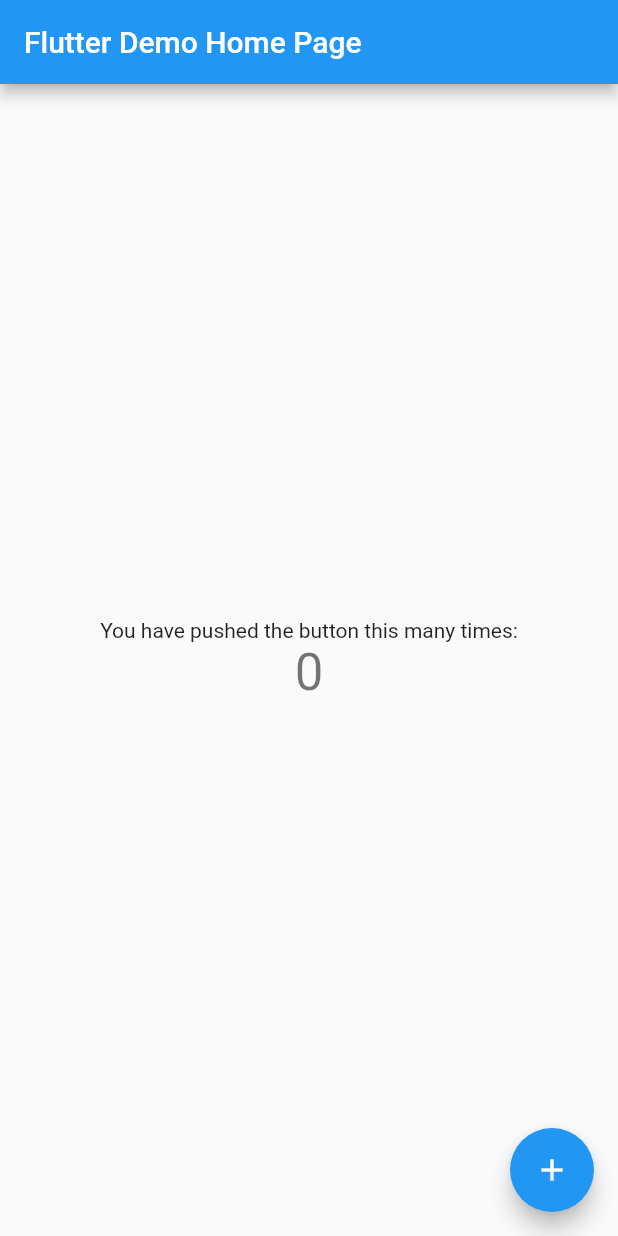
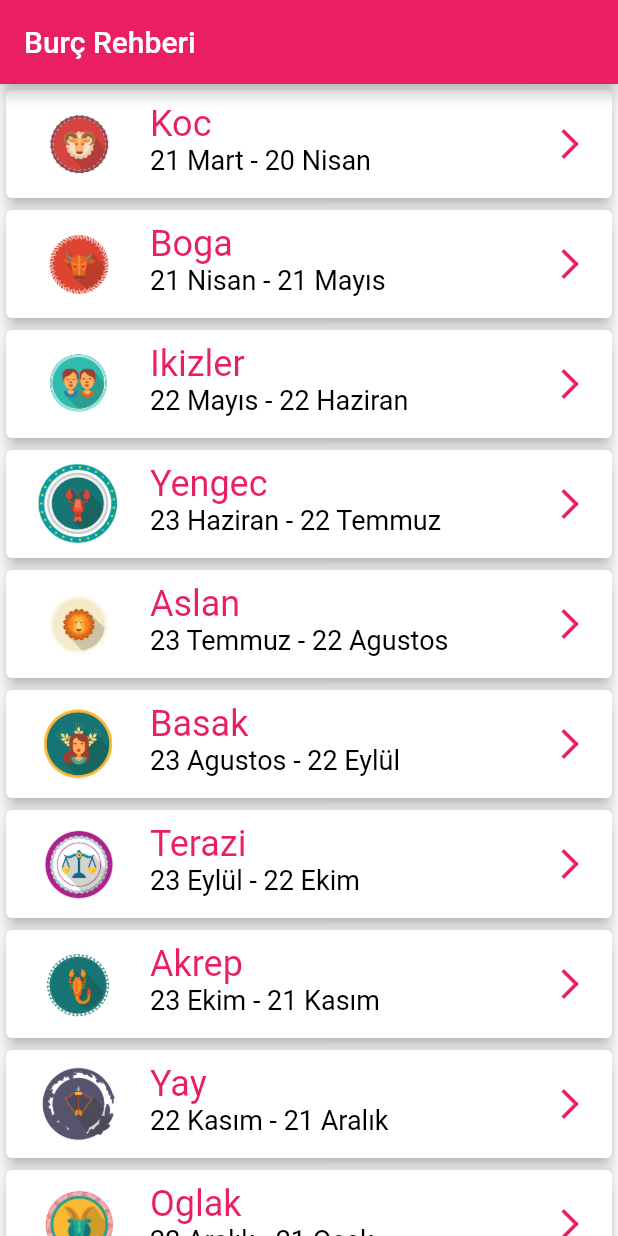
Before and after one commit to bukanevefiore/BurcRehberi, a Flutter app: the screen it shows after launch, on a phone screen of 412 x 824 dp. Run offline on Flutter 3.47's test engine with Material 2 defaults, Android fonts, the phone set to English and light mode, and no system bars.

Commit message:
burç list

```diff
--- /dev/null
+++ b/burcrehberi/lib/burc_detay.dart
@@ -0,0 +1,8 @@
+import 'package:flutter/material.dart';
+
+class BurcDetay extends StatelessWidget {
+  @override
+  Widget build(BuildContext context) {
+    return Container();
+  }
+}
--- /dev/null
+++ b/burcrehberi/lib/burc_liste.dart
@@ -0,0 +1,81 @@
+import 'package:burcrehberi/utils/strings.dart';
+import 'package:flutter/material.dart';
+
+import 'models/burc.dart';
+
+class BurcListesi extends StatelessWidget {
+  List<Burc> tumBurclar;
+
+  @override
+  Widget build(BuildContext context) {
+    tumBurclar = veriKaynaginiHazirla();
+
+    return Scaffold(
+      appBar: AppBar(
+        title: Text("Burç Rehberi"),
+      ),
+      body: burcListele(),
+    );
+  }
+
+  List<Burc> veriKaynaginiHazirla() {
+    List<Burc> burclar = [];
+
+    for (int i = 0; i < 12; i++) {
+      String kucukResim = Strings.BURC_ADLARI[i].toLowerCase() + "${i + 1}.png";
+      String buyukResim =
+          Strings.BURC_ADLARI[i].toLowerCase() + "_buyuk" + "${i + 1}.png";
+
+      Burc eklenecekBurc = Burc(
+          Strings.BURC_ADLARI[i],
+          Strings.BURC_TARIHLERI[i],
+          Strings.BURC_GENEL_OZELLIKLERI[i],
+          kucukResim,
+          buyukResim);
+      burclar.add(eklenecekBurc);
+    }
+
+    return burclar;
+  }
+
+  Widget burcListele() {
+    return ListView.builder(
+      itemBuilder: (BuildContext context, int index) {
+        return tekSatirBurc(context, index);
+      },
+      itemCount: tumBurclar.length,
+    );
+  }
+
+  Widget tekSatirBurc(BuildContext context, int index) {
+    Burc oAnListeyeEklenenBurc = tumBurclar[index];
+
+    return Card(
+      elevation: 4,
+      child: ListTile(
+        leading: Image.asset(
+          "images/" + oAnListeyeEklenenBurc.burcKucukResim,
+          width: 64,
+          height: 64,
+        ),
+        title: Text(
+          oAnListeyeEklenenBurc.burcAdi,
+          style: TextStyle(
+            fontSize: 24,
+            fontWeight: FontWeight.w400,
+            color: Colors.pink.shade500,
+          ),
+        ),
+        subtitle: Text(
+          oAnListeyeEklenenBurc.burcTarihi,
+          style: TextStyle(
+            fontSize: 18,
+            fontWeight: FontWeight.w400,
+            color: Colors.black,
+          ),
+        ),
+        trailing: Icon(Icons.arrow_forward_ios,color: Colors.pink,),
+      ),
+    );
+  }
+}
--- a/burcrehberi/lib/main.dart
+++ b/burcrehberi/lib/main.dart
@@ -1,113 +1,25 @@
+import 'package:burcrehberi/burc_liste.dart';
+import 'package:burcrehberi/models/burc.dart';
+import 'package:burcrehberi/utils/strings.dart';
 import 'package:flutter/material.dart';
 
-void main() {
-  runApp(MyApp());
-}
+void main() => runApp(MyApp());
+
 
 class MyApp extends StatelessWidget {
-  // This widget is the root of your application.
-  @override
-  Widget build(BuildContext context) {
-    return MaterialApp(
-      title: 'Flutter Demo',
-      theme: ThemeData(
-        // This is the theme of your application.
-        //
-        // Try running your application with "flutter run". You'll see the
-        // application has a blue toolbar. Then, without quitting the app, try
-        // changing the primarySwatch below to Colors.green and then invoke
-        // "hot reload" (press "r" in the console where you ran "flutter run",
-        // or simply save your changes to "hot reload" in a Flutter IDE).
-        // Notice that the counter didn't reset back to zero; the application
-        // is not restarted.
-        primarySwatch: Colors.blue,
-      ),
-      home: MyHomePage(title: 'Flutter Demo Home Page'),
-    );
-  }
-}
-
-class MyHomePage extends StatefulWidget {
-  MyHomePage({Key key, this.title}) : super(key: key);
-
-  // This widget is the home page of your application. It is stateful, meaning
-  // that it has a State object (defined below) that contains fields that affect
-  // how it looks.
-
-  // This class is the configuration for the state. It holds the values (in this
-  // case the title) provided by the parent (in this case the App widget) and
-  // used by the build method of the State. Fields in a Widget subclass are
-  // always marked "final".
-
-  final String title;
-
-  @override
-  _MyHomePageState createState() => _MyHomePageState();
-}
-
-class _MyHomePageState extends State<MyHomePage> {
-  int _counter = 0;
-
-  void _incrementCounter() {
-    setState(() {
-      // This call to setState tells the Flutter framework that something has
-      // changed in this State, which causes it to rerun the build method below
-      // so that the display can reflect the updated values. If we changed
-      // _counter without calling setState(), then the build method would not be
-      // called again, and so nothing would appear to happen.
-      _counter++;
-    });
-  }
 
   @override
   Widget build(BuildContext context) {
-    // This method is rerun every time setState is called, for instance as done
-    // by the _incrementCounter method above.
-    //
-    // The Flutter framework has been optimized to make rerunning build methods
-    // fast, so that you can just rebuild anything that needs updating rather
-    // than having to individually change instances of widgets.
-    return Scaffold(
-      appBar: AppBar(
-        // Here we take the value from the MyHomePage object that was created by
-        // the App.build method, and use it to set our appbar title.
-        title: Text(widget.title),
+
+    WidgetsApp.debugAllowBannerOverride=false;
+    return MaterialApp(
+      title: "Burç Rehberi",
+      theme: ThemeData(
+        primarySwatch: Colors.pink,
       ),
-      body: Center(
-        // Center is a layout widget. It takes a single child and positions it
-        // in the middle of the parent.
-        child: Column(
-          // Column is also a layout widget. It takes a list of children and
-          // arranges them vertically. By default, it sizes itself to fit its
-          // children horizontally, and tries to be as tall as its parent.
-          //
-          // Invoke "debug painting" (press "p" in the console, choose the
-          // "Toggle Debug Paint" action from the Flutter Inspector in Android
-          // Studio, or the "Toggle Debug Paint" command in Visual Studio Code)
-          // to see the wireframe for each widget.
-          //
-          // Column has various properties to control how it sizes itself and
-          // how it positions its children. Here we use mainAxisAlignment to
-          // center the children vertically; the main axis here is the vertical
-          // axis because Columns are vertical (the cross axis would be
-          // horizontal).
-          mainAxisAlignment: MainAxisAlignment.center,
-          children: <Widget>[
-            Text(
-              'You have pushed the button this many times:',
-            ),
-            Text(
-              '$_counter',
-              style: Theme.of(context).textTheme.headline4,
-            ),
-          ],
-        ),
-      ),
-      floatingActionButton: FloatingActionButton(
-        onPressed: _incrementCounter,
-        tooltip: 'Increment',
-        child: Icon(Icons.add),
-      ), // This trailing comma makes auto-formatting nicer for build methods.
+      home: BurcListesi(),
     );
   }
+
+
 }
--- /dev/null
+++ b/burcrehberi/lib/models/burc.dart
@@ -0,0 +1,43 @@
+import 'package:flutter/material.dart';
+
+class Burc {
+
+  String _burcAdi;
+  String _burcTarihi;
+  String _burcDetayi;
+  String _burcKucukResim;
+  String _burcBuyukResim;
+
+  Burc(this._burcAdi, this._burcTarihi, this._burcDetayi, this._burcKucukResim,
+      this._burcBuyukResim);
+
+  String get burcBuyukResim => _burcBuyukResim;
+
+  set burcBuyukResim(String value) {
+    _burcBuyukResim = value;
+  }
+
+  String get burcKucukResim => _burcKucukResim;
+
+  set burcKucukResim(String value) {
+    _burcKucukResim = value;
+  }
+
+  String get burcDetayi => _burcDetayi;
+
+  set burcDetayi(String value) {
+    _burcDetayi = value;
+  }
+
+  String get burcTarihi => _burcTarihi;
+
+  set burcTarihi(String value) {
+    _burcTarihi = value;
+  }
+
+  String get burcAdi => _burcAdi;
+
+  set burcAdi(String value) {
+    _burcAdi = value;
+  }
+}
--- /dev/null
+++ b/burcrehberi/lib/utils/strings.dart
@@ -0,0 +1,237 @@
+class Strings {
+  static const String APP_NAME = "Burç Rehberi";
+
+  static const List<String> BURC_ADLARI = [
+    "Koc",
+    "Boga",
+    "Ikizler",
+    "Yengec",
+    "Aslan",
+    "Basak",
+    "Terazi",
+    "Akrep",
+    "Yay",
+    "Oglak",
+    "Kova",
+    "Balik"
+  ];
+
+  static const List<String> BURC_TARIHLERI = [
+    "21 Mart - 20 Nisan",
+    "21 Nisan - 21 Mayıs",
+    "22 Mayıs - 22 Haziran",
+    "23 Haziran - 22 Temmuz",
+    "23 Temmuz - 22 Agustos",
+    "23 Agustos - 22 Eylül",
+    "23 Eylül - 22 Ekim",
+    "23 Ekim - 21 Kasım",
+    "22 Kasım - 21 Aralık",
+    "22 Aralık - 21 Ocak",
+    "22 Ocak - 19 Subat",
+    "20 Subat - 20 Mart"
+  ];
+
+  static const List<String> BURC_GENEL_OZELLIKLERI =[
+    "\tGenel Özellikler\n\n"
+        "\tYönetici yıldızınız: Mars\n\n"
+        "\tGrubunuz: Ateş\n\n"
+        "\tUğurlu gününüz: Salı\n\n"
+        "\tUğurlu sayınız: 8\n\n"
+        "\tUğurlu renginiz: Ateş kırmızısı\n\n"
+        "\tUğurlu taşlarınız: Opal, elmas, safir\n\n"
+        "\tUğurlu çicekleriniz: Lale, papatya\n\n"
+        "\tUğurlu kokularınız: Manolya, lavanta, ıtır\n\n"
+        "\tOlumlu özelliğiniz: Cesaret\n\n"
+        "\tOlumsuz özelliğiniz: Acelecilik\n\n"
+        "\tAnlaştığınız burçlar:Aslan, Yay\n\n"
+        "\tAnlaşamadığınız burçlar: Yengeç, Terazi, Oğlak\n\n"
+        "\tBaşarılı olacağınız meslekler: Politikacılık, yöneticilik, işletmecilik, mühendislik, ressamlık, müzisyenlik, oyunculuk\n\n"
+        "\tBurcunuzdan olan ünlüler: Fatih Sultan Mehmet,Sakıp Sabancı, Descartes, Charlie Chaplin, Vincent Van Gogh, Zeki Alasya\n\n",
+
+    "\tGenel Özellikler\n\n"
+        "\tYönetici yıldızınız: Venüs\n\n"
+        "\tGrubunuz: Toprak\n\n"
+        "\tUğurlu gününüz: Cuma\n\n"
+        "\tUğurlu sayınız: 6\n\n"
+        "\tUğurlu renginiz: Pastel Mavi, Lila\n\n"
+        "\tUğurlu taşlarınız: Krizokol, Turkuaz, Safir\n\n"
+        "\tUğurlu çicekleriniz: Kırmızı gül, pembe karanfil ve şebboy\n\n"
+        "\tUğurlu kokularınız: Karanfil, elma çiçeği\n\n"
+        "\tOlumlu özelliğiniz: Güvenilirlik\n\n"
+        "\tOlumsuz özelliğiniz: İnatçılık\n\n"
+        "\tAnlaştığınız burçlar: Yengeç, Balık\n\n"
+        "\tAnlaşamadığınız burçlar: Kova, Aslan, Akrep\n\n"
+        "\tBaşarılı olacağınız meslekler: Askerlik, doktorluk, mimarlık, mühendislik, bankacılık\n\n"
+        "\tBurcunuzdan olan ünlüler:  Nükhet Duru, Öztürk Serengil, Salvadore Dali, Karl Marks, Lenin, Sigmund Freud, Shakespare\n\n",
+
+    "\tGenel Özellikler\n\n"
+
+        "\tYönetici yıldızınız: Merkür\n\n"
+        "\tGrubunuz: Hava\n\n"
+        "\tUğurlu gününüz: Çarşamba\n\n"
+        "\tUğurlu sayınız: 5\n\n"
+        "\tUğurlu renginiz: Sarı\n\n"
+        "\tUğurlu taşlarınız: Kuvars, Akik, Turkuaz\n\n"
+        "\tUğurlu çicekleriniz: Çiğdem, mimoza\n\n"
+        "\tUğurlu kokularınız: Gardenya, sümbül, yasemin\n\n"
+        "\tOlumlu özelliğiniz: Konuşkan olmak\n\n"
+        "\tOlumsuz özelliğiniz: Kararsızlık\n\n"
+        "\tAnlaştığınız burçlar: Terazi, Kova, Aslan\n\n"
+        "\tAnlaşamadığınız burçlar: Başak, Yay\n\n"
+        "\tBaşarılı olacağınız meslekler: Yazarlık, bankacılık, avukatlık, gazetecilik, edebiyatçı\n\n"
+        "\tBurcunuzdan olan ünlüler: Adile Naşit, Bülent Ecevit, John F. Kennedy, John Wayne, Schumann\n\n",
+
+
+
+    "\tGenel Özellikler\n\n"
+        "\tYönetici yıldızınız: Ay\n\n"
+        "\tGrubunuz: Su\n\n"
+        "\tUğurlu gününüz: Pazartesi\n\n"
+        "\tUğurlu sayınız: 2\n\n"
+        "\tUğurlu renginiz: Beyaz\n\n"
+        "\tUğurlu taşlarınız: Ametist, Pembe kuvars\n\n"
+        "\tUğurlu çicekleriniz: Nilüfer, beyaz gül, zambak\n\n"
+        "\tUğurlu kokularınız: Misk, müge, leylak\n\n"
+        "\tOlumlu özelliğiniz: Sabırlı olmak\n\n"
+        "\tOlumsuz özelliğiniz: Dikkatsizlik\n\n"
+        "\tAnlaştığınız burçlar: Boğa, Balık\n\n"
+        "\tAnlaşamadığınız burçlar: Koç, Aslan, Kova\n\n"
+        "\tBaşarılı olacağınız meslekler: Eczacılık, turizm, pilotluk, kimyagerlik\n\n"
+        "\tBurcunuzdan olan ünlüler: Sezen Aksu, Türkan Şoray, Louis Armstrong, Tom Cruise, Giorgio Armani, Lady Diana\n\n",
+
+    "\tGenel Özellikler\n\n"
+        "\tYönetici yıldızınız: Güneş\n\n"
+        "\tGrubunuz: Ateş\n\n"
+        "\tUğurlu gününüz: Pazartesi\n\n"
+        "\tUğurlu sayınız: 1\n\n"
+        "\tUğurlu renginiz: Sarı\n\n"
+        "\tUğurlu taşlarınız: Sardoniks, Peridot, Krizolit\n\n"
+        "\tUğurlu çicekleriniz: Kırmızı gül, sarı krizantem ve orkide\n\n"
+        "\tUğurlu kokularınız: Misk, portakal çiçeği ve gül\n\n"
+        "\tOlumlu özelliğiniz: Cömertlik\n\n"
+        "\tOlumsuz özelliğiniz: Kendini beğenmişlik\n\n"
+        "\tAnlaştığınız burçlar: Koç, Yay\n\n"
+        "\tAnlaşamadığınız burçlar: Boğa, Akrep, Kova\n\n"
+        "\tBaşarılı olacağınız meslekler: Askerlik, doktorluk, yöneticilik\n\n"
+        "\tBurcunuzdan olan ünlüler: Uğur Mumcu, Gönül Yazar, Neil Armstrong, Benito Mussolini, Fidel Castro, Henry Ford, Madonna\n\n",
+
+    "\tGenel Özellikler\n\n"
+        "\tYönetici yıldızınız: Merkür\n\n"
+        "\tGrubunuz: Toprak\n\n"
+        "\tUğurlu gününüz: Çarşamba\n\n"
+        "\tUğurlu sayınız: 5\n\n"
+        "\tUğurlu renginiz: Kobalt mavisi\n\n"
+        "\tUğurlu taşlarınız: Ametist, Akik, Yeşim Taşı, Zümrüt\n\n"
+        "\tUğurlu çicekleriniz: Açelya, sarı menekşe, lavanta çiçeği\n\n"
+        "\tUğurlu kokularınız: Leylak, limon ve sardunya\n\n"
+        "\tOlumlu özelliğiniz: Titizlik\n\n"
+        "\tOlumsuz özelliğiniz: Çekingenlik\n\n"
+        "\tAnlaştığınız burçlar: Boğa, Oğlak\n\n"
+        "\tAnlaşamadığınız burçlar: İkizler, Yay, Balık\n\n"
+        "\tBaşarılı olacağınız meslekler: Edebiyat alanı, yazarlık, eczacılık, muhasebecilik , araştırmacılık\n\n"
+        "\tBurcunuzdan olan ünlüler: Büyük İskender, Uğur Dündar, Sophia Loren, Michael Jackson, Vitali Hakko, Richard Gere, Sean Connery\n\n",
+
+    "\tGenel Özellikler\n\n"
+        "\tYönetici yıldızınız: Venüs\n\n"
+        "\tGrubunuz: Hava\n\n"
+        "\tUğurlu gününüz: Cuma\n\n"
+        "\tUğurlu sayınız: 6\n\n"
+        "\tUğurlu renginiz: Turkuaz ve mat renkler\n\n"
+        "\tUğurlu taşlarınız: Lapis Lazuli, Mercan, Opal\n\n"
+        "\tUğurlu çicekleriniz: Pembe krizantem, pembe gül\n\n"
+        "\tUğurlu kokularınız: Gardenya, yasemin ve orkide\n\n"
+        "\tOlumlu özelliğiniz: Zariflik\n\n"
+        "\tOlumsuz özelliğiniz: Gösteriş meraklısı olmak\n\n"
+        "\tAnlaştığınız burçlar: İkizler, Kova\n\n"
+        "\tAnlaşamadığınız burçlar: Koç, Yengeç, Oğlak\n\n"
+        "\tBaşarılı olacağınız meslekler: Müzisyenlik, ressamlık, mimarlık, bankacılık, politikacılık, hukukçuluk, heykeltraşlık\n\n"
+        "\tBurcunuzdan olan ünlüler: Cem Özer, Hülya Avşar, Cervantes, Oscar Wilde, Pavorotti, Turgut Özal, Pavorotti, Jimmy Carter\n\n",
+
+    "\t Genel Özellikler\n\n"
+        "\t Yönetici yıldızınız: Mars-Plüton\n\n"
+        "\t Grubunuz: Su\n\n"
+        "\t Uğurlu gününüz: Salı\n\n"
+        "\t Uğurlu sayınız: 9\n\n"
+        "\t Uğurlu renginiz: Kırmızı ve siyah\n\n"
+        "\t Uğurlu taşlarınız: Akuamarin, Lapis Lazuli, Opal\n\n"
+        "\t Uğurlu çiçekleriniz: Kırmızı karanfil, hanımeli, ateş çiçeği\n\n"
+        "\t Uğurlu kokularınız: Misk, manolya\n\n"
+        "\t Olumlu özelliğiniz: Kararlılık\n\n"
+        "\t Olumsuz özelliğiniz: Merhametsizlik ve ihmarkarlık\n\n"
+        "\t Anlaştığınız burçlar: Yengeç, Balık\n\n"
+        "\t Anlaşamadığınız burçlar: Boğa, Aslan, Kova\n\n"
+        "\t Başarılı olacağınız meslekler: Yöneticilik, mühendislik, komutanlık, yazarlık, müzisyenlik, gazetecilik\n\n"
+        "\t Burcunuzdan olan ünlüler: Süleyman Demirel, Maradona, Pablo Picasso, Prenses Charles, Indra Gandhi, Alfred Nobel\n\n",
+
+    "\tGenel Özellikler\n\n"
+        "\t Yönetici yıldızınız: Jüpiter\n\n"
+        "\t Grubunuz: Ateş\n\n"
+        "\t Uğurlu gününüz: Perşembe\n\n"
+        "\t Uğurlu sayınız: 3\n\n"
+        "\t Uğurlu renginiz: Mor ve koyu mavi\n\n"
+        "\t Uğurlu taşlarınız: Obsidyen, Krizolit, Topaz\n\n"
+        "\tUğurlu çicekleriniz: Leylak, mor menekşe\n\n"
+        "\t  Uğurlu kokularınız: Nergis, menekşe, zambak\n\n"
+        "\t  Olumlu özelliğiniz: Girişimcilik\n\n"
+        "\t  Olumsuz özelliğiniz: Başkalarını küçümsemek\n\n"
+        "\t Anlaştığınız burçlar: Koç, Aslan\n\n"
+        "\t Anlaşamadığınız burçlar: İkizler, Başak, Balık\n\n"
+        "\t Başarılı olacağınız meslekler: Politikacılık, hukukçu, araştırmacılık, bankacılık, öğretmenlik\n\n"
+        "\tBurcunuzdan olan ünlüler:  Mehmet Ali Birand, Zeki Müren, Walt Disney, Winston Churchill, Ludwig van Beethoven, Mark Twain\n\n",
+
+    "\tGenel Özellikler\n\n"
+
+        "\t Yönetici yıldızınız: Satürn\n\n"
+        "\t Grubunuz: Toprak\n\n"
+        "\t Uğurlu gününüz: Cumartesi\n\n"
+        "\t  Uğurlu sayınız: 8\n\n"
+        "\t Uğurlu renginiz: Koyu kahverengi ve gri\n\n"
+        "\t Uğurlu taşlarınız: Kuvars, Yakut, Kehribar\n\n"
+        "\t  Uğurlu çicekleriniz: Siyah gül, kadife çiçeği, kamelya\n\n"
+        "\t Uğurlu kokularınız: Kamelya, cam, fulya\n\n"
+        "\t  Olumlu özelliğiniz: Kararlılık ve sağlam adımlar atmak\n\n"
+        "\tOlumsuz özelliğiniz: Aşırı meraklı olmak\n\n"
+        "\t Anlaştığınız burçlar: Boğa, Başak\n\n"
+        "\t Anlaşamadığınız burçlar: Koç, Yengeç, Terazi\n\n"
+        "\t Başarılı olacağınız meslekler: Güzellik uzmanlığı, mimarlık, madencilik, doktorluk, kuyumculuk\n\n"
+        "\t Burcunuzdan olan ünlüler:  Filiz Akın, Semra Özal, Benjamin Franklin, Elvis Presley, Isaac Newton\n\n",
+
+
+
+    "\tGenel Özellikler\n\n"
+
+        "\tYönetici yıldızınız: Uranüs\n\n"
+        "\t Grubunuz: Hava\n\n"
+        "\tUğurlu gününüz: Pazar\n\n"
+        "\t Uğurlu sayınız: 4\n\n"
+        "\t Uğurlu renginiz: Lacivert\n\n"
+        "\t Uğurlu taşlarınız: Ametist, Gümüş, Grena\n\n"
+        "\t Uğurlu çicekleriniz: Zerren, menekşe, kartopu, kır çiçekleri ve kuşburnu\n\n"
+        "\t Uğurlu kokularınız: Sümbül, yasemin, menekşe\n\n"
+        "\t Olumlu özelliğiniz: İradeli olmak\n\n"
+        "\t Olumsuz özelliğiniz: İhmarkarlık\n\n"
+        "\t Anlaştığınız burçlar: İkizler, Terazi\n\n"
+        "\t Anlaşamadığınız burçlar: Boğa, Aslan, Akrep\n\n"
+        "\t  Başarılı olacağınız meslekler: Yazarlık, editörlük, gazetecilik, sanatçılık, organizatörlük, muhasebecilik\n\n"
+        "\t  Burcunuzdan olan ünlüler: Ajda Pekkan, Mozart, Ronald Reagan, Schubert, Abraham Lincoln, Kim Novak\n\n",
+
+
+
+    "\tGenel Özellikler\n\n"
+
+        "\t Yönetici yıldızınız: Neptün\n\n"
+        "\t Grubunuz: Su\n\n"
+        "\t Uğurlu gününüz: Perşembe\n\n"
+        "\t Uğurlu sayınız: 7\n\n"
+        "\t  Uğurlu renginiz: Turkuaz ve yeşil\n\n"
+        "\t Uğurlu taşlarınız: Turkuaz, Ametist, Pembe Kuvars\n\n"
+        "\t Uğurlu çicekleriniz: İnci çiçeği, zambak\n\n"
+        "\t Uğurlu kokularınız: Kiraz çiçeği, zambak, limon çiçeği\n\n"
+        "\t Olumlu özelliğiniz: Şefkatli ve merhametli olmak\n\n"
+        "\t Olumsuz özelliğiniz: Kendinizi küçümsemek\n\n"
+        "\t Anlaştığınız burçlar: Yengeç, Akrep\n\n"
+        "\t Anlaşamadığınız burçlar: İkizler, Başak, Yay\n\n"
+        "\t Başarılı olacağınız meslekler: Öğretmenlik, müzisyenlik, yazarlık, doktorluk\n\n"
+        "\t  Burcunuzdan olan ünlüler: Beyazıt Öztürk, Hidayet Türkoğlu, Beren Saat, Yuri Gagarin, Albert Einstein, Gorbachev\n\n",
+  ];
+}
--- a/burcrehberi/pubspec.yaml
+++ b/burcrehberi/pubspec.yaml
@@ -45,8 +45,8 @@
   uses-material-design: true
 
   # To add assets to your application, add an assets section, like this:
-  # assets:
-  #   - images/a_dot_burr.jpeg
+  assets:
+    - images/
   #   - images/a_dot_ham.jpeg
 
   # An image asset can refer to one or more resolution-specific "variants", see
```
Also changed, not shown: burcrehberi/images/terazi7.png (added), burcrehberi/images/terazi_buyuk7.png (added), burcrehberi/images/yay9.png (added), burcrehberi/images/yay_buyuk9.png (added), burcrehberi/images/yengec4.png (added), burcrehberi/images/yengec_buyuk4.png (added).
